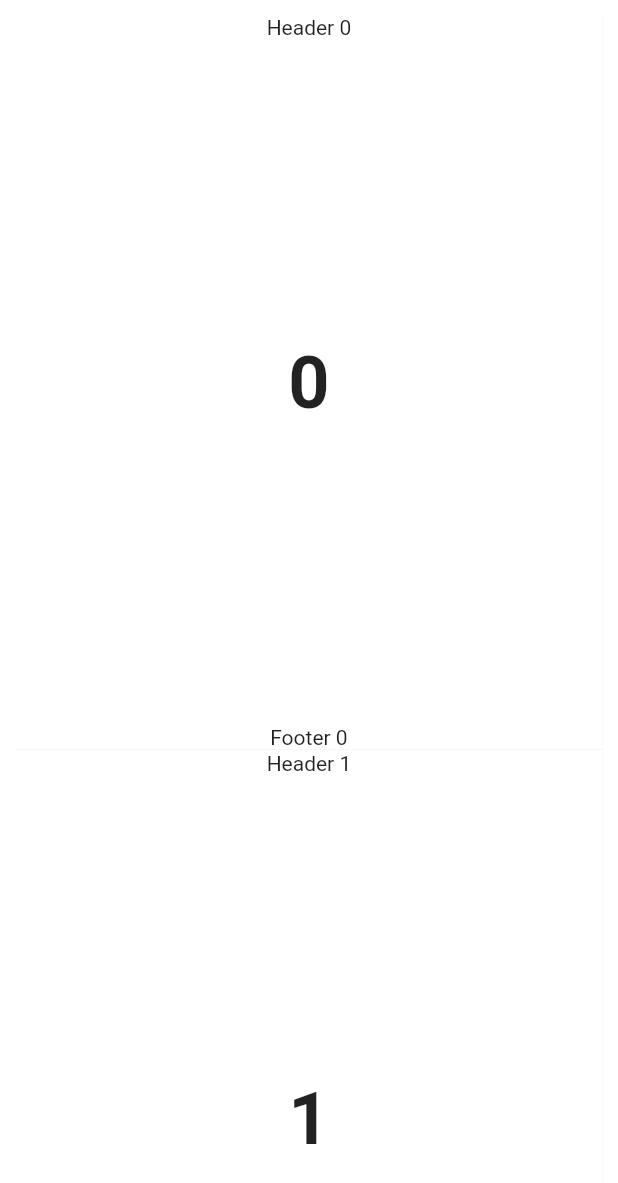
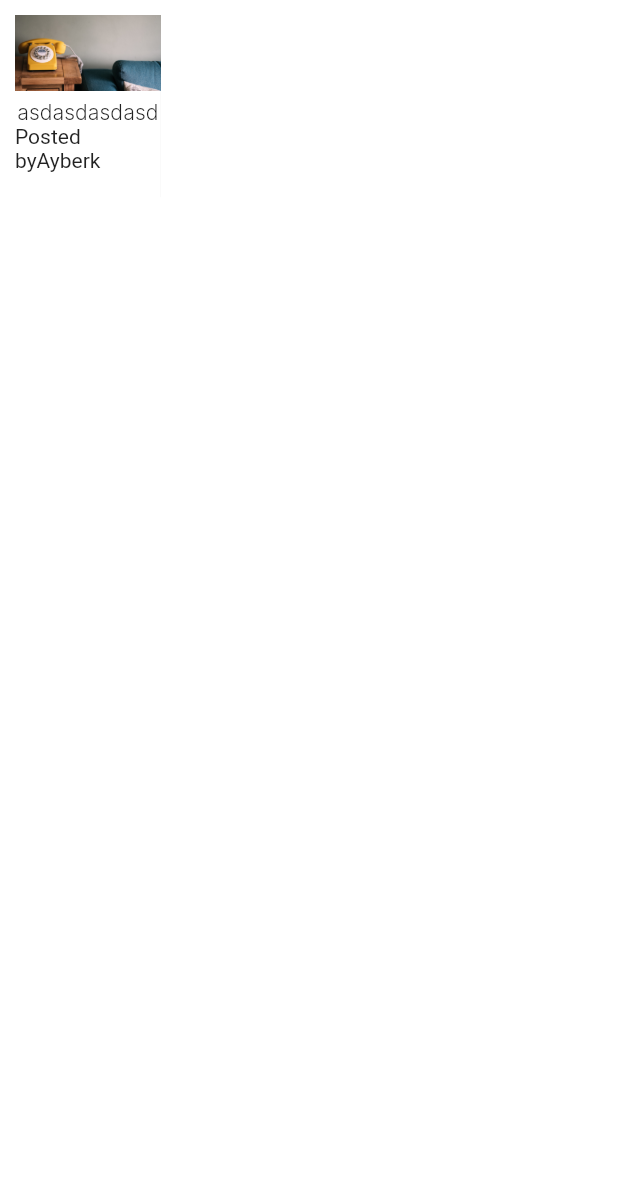
Before and after one commit to pnzrkmpfwgn/my-blog, a Flutter app: the GridText screen opened directly, on a phone screen of 412 x 824 dp. Shown: the top 1183 px of the screen. Run offline on Flutter 3.47's test engine with Material 2 defaults, Android fonts, the phone set to English and light mode, and no system bars; our stand-ins replace carousel_slider, flutter_spinkit; missing offline and left inert: footer; project files that could hold a hidden picture were left out.

Commit message:
Grid dynamic rendering started

```diff
--- a/lib/utils/gridtext.dart
+++ b/lib/utils/gridtext.dart
@@ -1,8 +1,19 @@
+import 'dart:ui';
+
 import 'package:flutter/material.dart';
 
 class GridText extends StatelessWidget {
   final numbers = List.generate(12, (index) => '$index');
   final controller = ScrollController();
+  final List<dynamic> contents =[
+    {
+      "img":"assets/5.jpg",
+      "title":"42",
+      "text":"asdasdasdasd",
+      "by":"Ayberk",
+      "route":"post1"
+    }
+  ];
 
   @override
   Widget build(BuildContext context) {
@@ -11,7 +22,8 @@ class GridText extends StatelessWidget {
 
     return Scaffold(
       backgroundColor: Colors.white,
-      body: screenWidth > 426 ? buildGridView() : buildMobileGridView(),
+      body:buildGridView() ,
+      // body: screenWidth > 426 ? buildGridView() : buildMobileGridView(),
     );
   }
 
@@ -24,57 +36,56 @@ class GridText extends StatelessWidget {
     ),
     padding: const EdgeInsets.all(10),
     controller: controller,
-    itemCount: numbers.length,
-    itemBuilder: (context, index) {
-      final item = numbers[index];
+    itemCount: contents.length,
+      itemBuilder: (context, index) {
+      final item = contents[index];
 
-      return buildNumber(item);
-    },
-  );
+      return buildNumber(item["img"], item["title"], item["text"], item["by"], item["route"]);
+      });
 
-  Widget buildMobileGridView() => GridView.builder(
-    gridDelegate: SliverGridDelegateWithFixedCrossAxisCount(
-      crossAxisCount: 1,
-      childAspectRatio: 0.8,
-      mainAxisSpacing: 1,
-      crossAxisSpacing: 1,
-    ),
-    padding: const EdgeInsets.all(10),
-    controller: controller,
-    itemCount: numbers.length,
-    itemBuilder: (context, index) {
-      final item = numbers[index];
+  // Widget buildMobileGridView() => GridView.builder(
+  //   gridDelegate: SliverGridDelegateWithFixedCrossAxisCount(
+  //     crossAxisCount: 1,
+  //     childAspectRatio: 0.8,
+  //     mainAxisSpacing: 1,
+  //     crossAxisSpacing: 1,
+  //   ),
+  //   padding: const EdgeInsets.all(10),
+  //   controller: controller,
+  //   itemCount: contents.length,
+  //   itemBuilder: (context, index){
+  //     contents.map((e) {
+  //       try{
+  //         return buildNumber(e.img, e.title, e.text, e.by, e.route);
+  //       }catch(ex){
+  //         print(ex);
+  //       }
+  //     });
+  //   },
+  // );
 
-      return buildNumber(item);
-    },
-  );
-
-  Widget buildNumber(String number) => Container(
+  Widget buildNumber(String img,String title,String text,String by,String route) => Container(
 
     color: Colors.white,
     child: Container(
-
         decoration: BoxDecoration(
             border: Border(
                 right: BorderSide(width: 0.1,color:Colors.black12,),
                 bottom:BorderSide(width: 0.1,color:Colors.black12,) ),
         ),
         child:GridTile(
-          header: Text(
-            'Header $number',
-            textAlign: TextAlign.center,
-          ),
-          child: Center(
-            child: Text(
-              number,
-              style: TextStyle(fontWeight: FontWeight.bold, fontSize: 48),
-              textAlign: TextAlign.center,
-            ),
-          ),
-          footer: Text(
-            'Footer $number',
-            textAlign: TextAlign.center,
-          ),
+          header: Image.asset(img),
+            child: Column(
+              children: [
+                Text(
+                  title,
+                  style: TextStyle(fontWeight: FontWeight.bold, fontSize: 48),
+                ),
+                Text(text,style: TextStyle(fontFamily: "Inter"),),
+                Text("Posted by" + by)
+              ],
+            )
+
         )
     ),
   );
```
Also changed, not shown: lib/posts/Post1.dart (line endings or trailing spaces).
